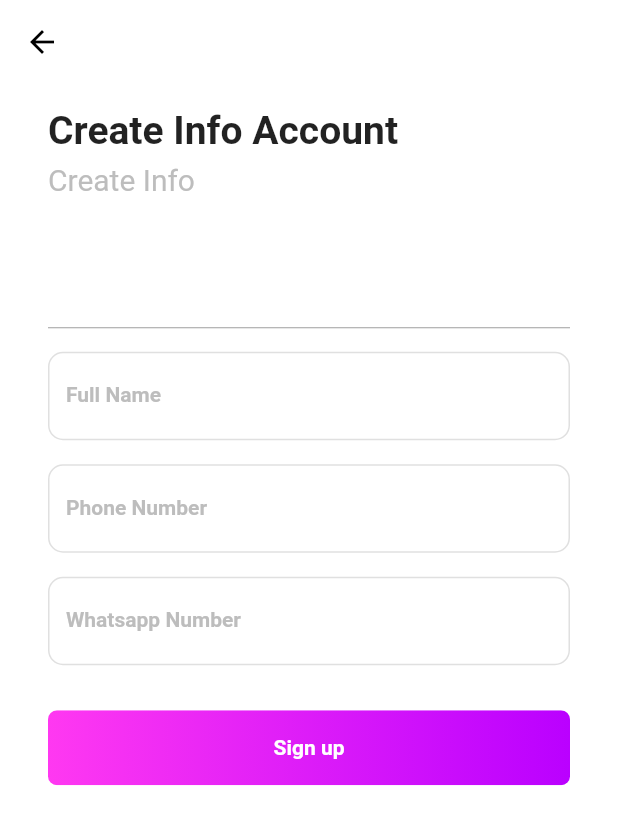
After one commit to renol767/mobile-caffe-both-twennty, a Flutter app: the InfoUser screen opened directly, on a phone screen of 412 x 824 dp. The commit adds this screen. Shown: the top 825 px of the screen. Run offline on Flutter 3.47's test engine with Material 2 defaults, Android fonts, the phone set to English and light mode, and no system bars; our stand-ins replace firebase_auth, firebase_core, flutter_spinkit, page_transition, pinput; accounts and stored records are empty; network calls fail.

Commit message:
gantiloginui_infouser_penyesuaianassetsimages

```diff
--- /dev/null
+++ b/lib/page/info_login.dart
@@ -0,0 +1,211 @@
+import 'package:caffe_both_twenty/page/login.dart';
+import 'package:flutter/material.dart';
+import 'package:firebase_auth/firebase_auth.dart';
+
+class InfoUser extends StatefulWidget {
+  @override
+  _InfoUserState createState() => _InfoUserState();
+}
+
+class _InfoUserState extends State<InfoUser> {
+  String uid, numberphone;
+  @override
+  Widget build(BuildContext context) {
+    return Scaffold(
+        resizeToAvoidBottomInset: false,
+        appBar: AppBar(
+          brightness: Brightness.light,
+          backgroundColor: Colors.transparent,
+          elevation: 0,
+          leading: Container(
+            margin: EdgeInsets.all(5),
+            width: 50,
+            height: 50,
+            child: IconButton(
+              onPressed: () {
+                Navigator.push(context,
+                    MaterialPageRoute(builder: (context) => LoginScreen()));
+              },
+              icon: Icon(
+                Icons.arrow_back,
+                color: Colors.black,
+              ),
+            ),
+          ),
+        ),
+        backgroundColor: Colors.white,
+        body: SingleChildScrollView(
+          child: Center(
+            child: Container(
+              margin: EdgeInsets.all(16.0),
+              padding: EdgeInsets.only(left: 16, right: 16),
+              child: Column(
+                mainAxisAlignment: MainAxisAlignment.spaceBetween,
+                crossAxisAlignment: CrossAxisAlignment.start,
+                children: <Widget>[
+                  Column(
+                    crossAxisAlignment: CrossAxisAlignment.start,
+                    children: <Widget>[
+                      Text(
+                        "Create Info Account",
+                        style: TextStyle(
+                            fontSize: 26, fontWeight: FontWeight.bold),
+                      ),
+                      SizedBox(
+                        height: 6,
+                      ),
+                      Text(
+                        "Create Info",
+                        style: TextStyle(
+                            fontSize: 20, color: Colors.grey.shade400),
+                      ),
+                    ],
+                  ),
+                  SizedBox(
+                    height: 30.0,
+                  ),
+                  TextFormField(
+                    initialValue: uid,
+                    decoration: InputDecoration(
+                      enabled: false,
+                      labelText: uid,
+                      labelStyle: TextStyle(
+                          fontSize: 14,
+                          color: Colors.grey.shade400,
+                          fontWeight: FontWeight.w600),
+                      enabledBorder: OutlineInputBorder(
+                        borderRadius: BorderRadius.circular(10),
+                        borderSide: BorderSide(color: Colors.grey.shade300),
+                      ),
+                      focusedBorder: OutlineInputBorder(
+                        borderRadius: BorderRadius.circular(10),
+                        borderSide: BorderSide(color: Colors.purple.shade300),
+                      ),
+                      floatingLabelBehavior: FloatingLabelBehavior.auto,
+                    ),
+                  ),
+                  SizedBox(
+                    height: 16,
+                  ),
+                  Column(
+                    children: <Widget>[
+                      TextField(
+                        decoration: InputDecoration(
+                          labelText: "Full Name",
+                          labelStyle: TextStyle(
+                              fontSize: 14,
+                              color: Colors.grey.shade400,
+                              fontWeight: FontWeight.w600),
+                          enabledBorder: OutlineInputBorder(
+                            borderRadius: BorderRadius.circular(10),
+                            borderSide: BorderSide(color: Colors.grey.shade300),
+                          ),
+                          focusedBorder: OutlineInputBorder(
+                            borderRadius: BorderRadius.circular(10),
+                            borderSide:
+                                BorderSide(color: Colors.purple.shade300),
+                          ),
+                          floatingLabelBehavior: FloatingLabelBehavior.auto,
+                        ),
+                      ),
+                      SizedBox(
+                        height: 16,
+                      ),
+                      TextFormField(
+                        initialValue: numberphone,
+                        decoration: InputDecoration(
+                          labelText: "Phone Number",
+                          labelStyle: TextStyle(
+                              fontSize: 14,
+                              color: Colors.grey.shade400,
+                              fontWeight: FontWeight.w600),
+                          enabledBorder: OutlineInputBorder(
+                            borderRadius: BorderRadius.circular(10),
+                            borderSide: BorderSide(color: Colors.grey.shade300),
+                          ),
+                          focusedBorder: OutlineInputBorder(
+                            borderRadius: BorderRadius.circular(10),
+                            borderSide:
+                                BorderSide(color: Colors.purple.shade300),
+                          ),
+                        ),
+                      ),
+                      SizedBox(
+                        height: 16,
+                      ),
+                      TextField(
+                        decoration: InputDecoration(
+                          prefixText: "+62",
+                          labelText: "Whatsapp Number",
+                          labelStyle: TextStyle(
+                              fontSize: 14,
+                              color: Colors.grey.shade400,
+                              fontWeight: FontWeight.w600),
+                          enabledBorder: OutlineInputBorder(
+                            borderRadius: BorderRadius.circular(10),
+                            borderSide: BorderSide(color: Colors.grey.shade300),
+                          ),
+                          focusedBorder: OutlineInputBorder(
+                            borderRadius: BorderRadius.circular(10),
+                            borderSide:
+                                BorderSide(color: Colors.purple.shade300),
+                          ),
+                          floatingLabelBehavior: FloatingLabelBehavior.auto,
+                        ),
+                      ),
+                      SizedBox(
+                        height: 30,
+                      ),
+                      Container(
+                        height: 50,
+                        child: FlatButton(
+                          onPressed: () {},
+                          padding: EdgeInsets.all(0),
+                          shape: RoundedRectangleBorder(
+                            borderRadius: BorderRadius.circular(6),
+                          ),
+                          child: Ink(
+                            decoration: BoxDecoration(
+                              gradient: LinearGradient(
+                                begin: Alignment.centerLeft,
+                                end: Alignment.centerRight,
+                                colors: [Color(0xffff38f1), Color(0xffba00ff)],
+                                stops: [0, 1],
+                              ),
+                              borderRadius: BorderRadius.circular(6),
+                            ),
+                            child: Container(
+                              alignment: Alignment.center,
+                              constraints: BoxConstraints(
+                                  minHeight: 50, maxWidth: double.infinity),
+                              child: Text(
+                                "Sign up",
+                                style: TextStyle(
+                                    fontWeight: FontWeight.bold,
+                                    color: Colors.white),
+                                textAlign: TextAlign.center,
+                              ),
+                            ),
+                          ),
+                        ),
+                      ),
+                      SizedBox(
+                        height: 300,
+                      )
+                    ],
+                  ),
+                ],
+              ),
+            ),
+          ),
+        ));
+  }
+
+  @override
+  void initState() {
+    // TODO: implement initState
+    super.initState();
+    uid = FirebaseAuth.instance.currentUser.uid;
+    numberphone = FirebaseAuth.instance.currentUser.phoneNumber;
+  }
+}
```
Also changed, not shown: lib/page/homepage.dart (+5 -3 lines), lib/page/login.dart (+82 -59 lines), lib/page/otp.dart (+4 -3 lines), images/homescreen.png.
